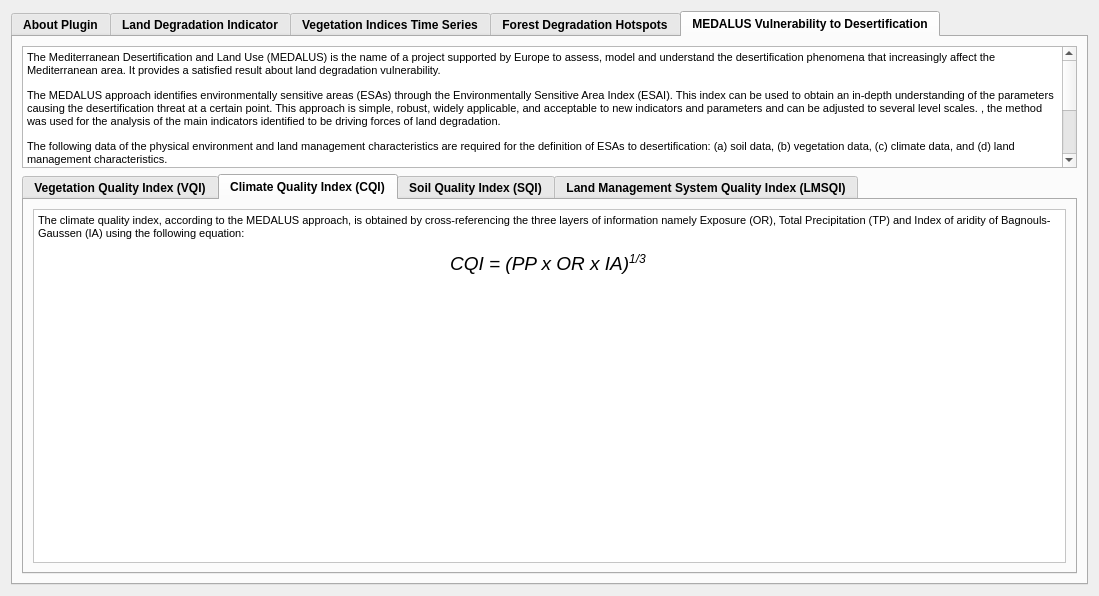
Above: MISLAND/gui/DlgAbout.ui from LocateIT/trends.earth before the change. Below: the same form after it.
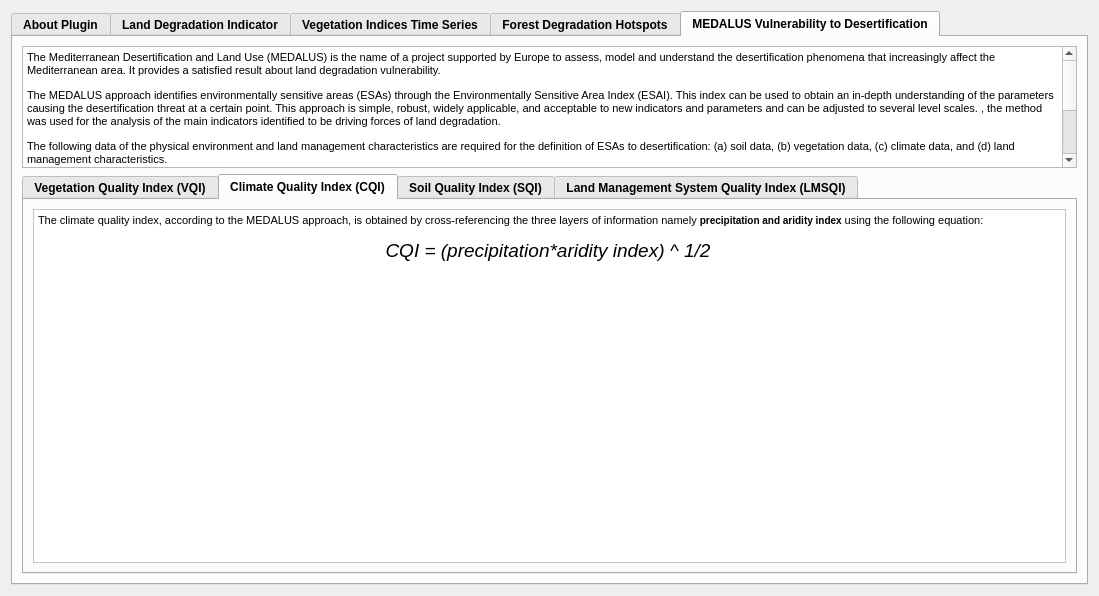
That is the form after the change. The open tabs and pages were chosen to show the change. Icons and pictures are not drawn.

Diff of the .ui file:
```diff
--- a/MISLAND/gui/DlgAbout.ui
+++ b/MISLAND/gui/DlgAbout.ui
@@ -700,15 +700,11 @@
               <string>&lt;!DOCTYPE HTML PUBLIC &quot;-//W3C//DTD HTML 4.0//EN&quot; &quot;http://www.w3.org/TR/REC-html40/strict.dtd&quot;&gt;
 &lt;html&gt;&lt;head&gt;&lt;meta name=&quot;qrichtext&quot; content=&quot;1&quot; /&gt;&lt;style type=&quot;text/css&quot;&gt;
 p, li { white-space: pre-wrap; }
-&lt;/style&gt;&lt;/head&gt;&lt;body style=&quot; font-family:'MS Shell Dlg 2'; font-size:7.8pt; font-weight:400; font-style:normal;&quot;&gt;
-&lt;p style=&quot; margin-top:12px; margin-bottom:12px; margin-left:0px; margin-right:0px; -qt-block-indent:0; text-indent:0px;&quot;&gt;&lt;span style=&quot; font-size:8pt;&quot;&gt;The climate quality index, according to the MEDALUS approach, is obtained by cross-referencing the three layers of information namely Exposure (OR), Total Precipitation (TP) and Index of aridity of Bagnouls-Gaussen (IA) using the following equation: &lt;/span&gt;&lt;/p&gt;
-&lt;p align=&quot;center&quot; style=&quot; margin-top:12px; margin-bottom:12px; margin-left:0px; margin-right:0px; -qt-block-indent:0; text-indent:0px;&quot;&gt;&lt;span style=&quot; font-size:14pt; font-style:italic;&quot;&gt;CQI = (PP x OR x IA)&lt;/span&gt;&lt;span style=&quot; font-size:14pt; font-style:italic; vertical-align:super;&quot;&gt;1/3&lt;/span&gt;&lt;span style=&quot; font-size:8pt;&quot;&gt; &lt;/span&gt;&lt;/p&gt;
-&lt;p align=&quot;center&quot; style=&quot; margin-top:12px; margin-bottom:12px; margin-left:0px; margin-right:0px; -qt-block-indent:0; text-indent:0px;&quot;&gt;&lt;img src=&quot;:/plugins/MISLAND/icons/cqi.png&quot; /&gt;&lt;span style=&quot; font-size:8pt;&quot;&gt; &lt;/span&gt;&lt;/p&gt;
-&lt;p style=&quot; margin-top:12px; margin-bottom:12px; margin-left:0px; margin-right:0px; -qt-block-indent:0; text-indent:0px;&quot;&gt;&lt;span style=&quot; font-size:8pt; font-weight:600;&quot;&gt; &lt;/span&gt;&lt;span style=&quot; font-size:8pt;&quot;&gt; &lt;/span&gt;&lt;/p&gt;
-&lt;p style=&quot; margin-top:12px; margin-bottom:12px; margin-left:0px; margin-right:0px; -qt-block-indent:0; text-indent:0px;&quot;&gt;&lt;span style=&quot; font-size:8pt;&quot;&gt;          &lt;/span&gt;&lt;/p&gt;
-&lt;p style=&quot; margin-top:12px; margin-bottom:12px; margin-left:0px; margin-right:0px; -qt-block-indent:0; text-indent:0px;&quot;&gt;&lt;span style=&quot; font-size:8pt;&quot;&gt;  &lt;/span&gt;&lt;/p&gt;
-&lt;p style=&quot; margin-top:12px; margin-bottom:12px; margin-left:0px; margin-right:0px; -qt-block-indent:0; text-indent:0px;&quot;&gt;&lt;span style=&quot; font-size:8pt;&quot;&gt;  &lt;/span&gt;&lt;/p&gt;
-&lt;p style=&quot; margin-top:12px; margin-bottom:12px; margin-left:0px; margin-right:0px; -qt-block-indent:0; text-indent:0px;&quot;&gt;&lt;span style=&quot; font-size:14pt;&quot;&gt; &lt;/span&gt;&lt;span style=&quot; font-size:8pt;&quot;&gt; &lt;/span&gt;&lt;/p&gt;&lt;/body&gt;&lt;/html&gt;</string>
+&lt;/style&gt;&lt;/head&gt;&lt;body style=&quot; font-family:'MS Shell Dlg 2'; font-size:7.8pt; font-weight:600; font-style:normal;&quot;&gt;
+&lt;p style=&quot; margin-top:12px; margin-bottom:12px; margin-left:0px; margin-right:0px; -qt-block-indent:0; text-indent:0px;&quot;&gt;&lt;span style=&quot; font-size:8pt; font-weight:400;&quot;&gt;The climate quality index, according to the MEDALUS approach, is obtained by cross-referencing the three layers of information namely &lt;/span&gt;precipitation and aridity index&lt;span style=&quot; font-size:8pt; font-weight:400;&quot;&gt; using the following equation: &lt;/span&gt;&lt;/p&gt;
+&lt;p align=&quot;center&quot; style=&quot; margin-top:12px; margin-bottom:12px; margin-left:0px; margin-right:0px; -qt-block-indent:0; text-indent:0px;&quot;&gt;&lt;span style=&quot; font-size:14pt; font-weight:400; font-style:italic;&quot;&gt;CQI = (precipitation*aridity index) ^ 1/2&lt;/span&gt;&lt;span style=&quot; font-size:8pt; font-weight:400;&quot;&gt; &lt;/span&gt;&lt;/p&gt;
+&lt;p align=&quot;center&quot; style=&quot; margin-top:12px; margin-bottom:12px; margin-left:0px; margin-right:0px; -qt-block-indent:0; text-indent:0px;&quot;&gt;&lt;img src=&quot;:/plugins/MISLAND/icons/cqi1.png&quot; /&gt;&lt;span style=&quot; font-size:8pt; font-weight:400;&quot;&gt; &lt;/span&gt;&lt;/p&gt;
+&lt;p style=&quot; margin-top:0px; margin-bottom:0px; margin-left:0px; margin-right:0px; -qt-block-indent:0; text-indent:0px;&quot;&gt;&lt;span style=&quot; font-size:14pt; font-weight:400;&quot;&gt; &lt;/span&gt;&lt;span style=&quot; font-size:8pt; font-weight:400;&quot;&gt; &lt;/span&gt;&lt;/p&gt;&lt;/body&gt;&lt;/html&gt;</string>
              </property>
             </widget>
            </item>
```
Left out of the diff: 77 changed lines with no effect on the pictures.
